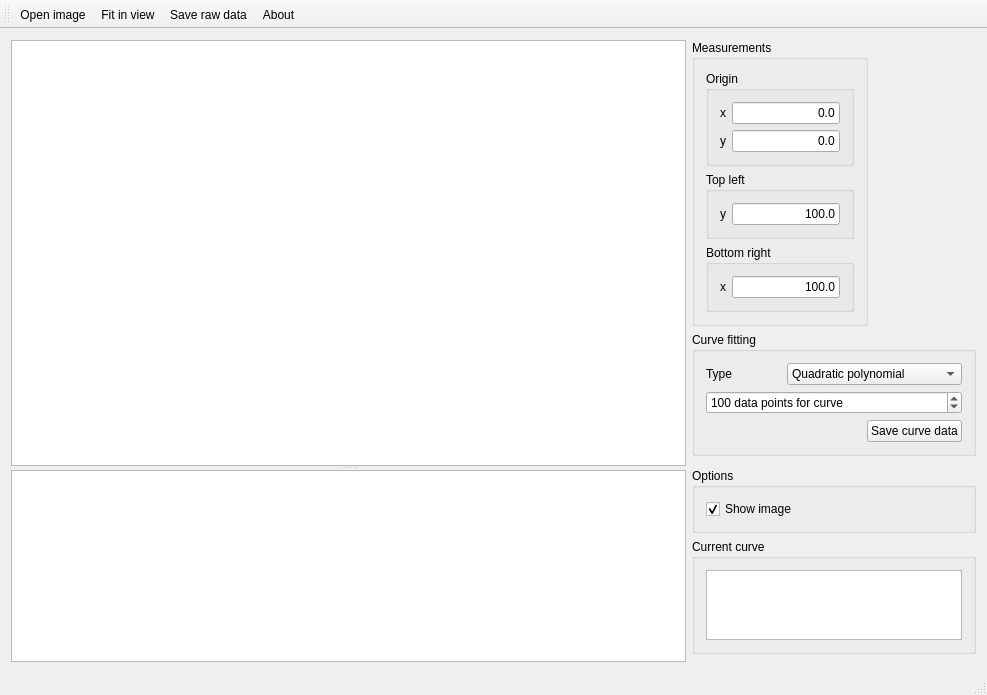
hheld/CurveExtractor, file MainWindow.ui: the form before one commit.
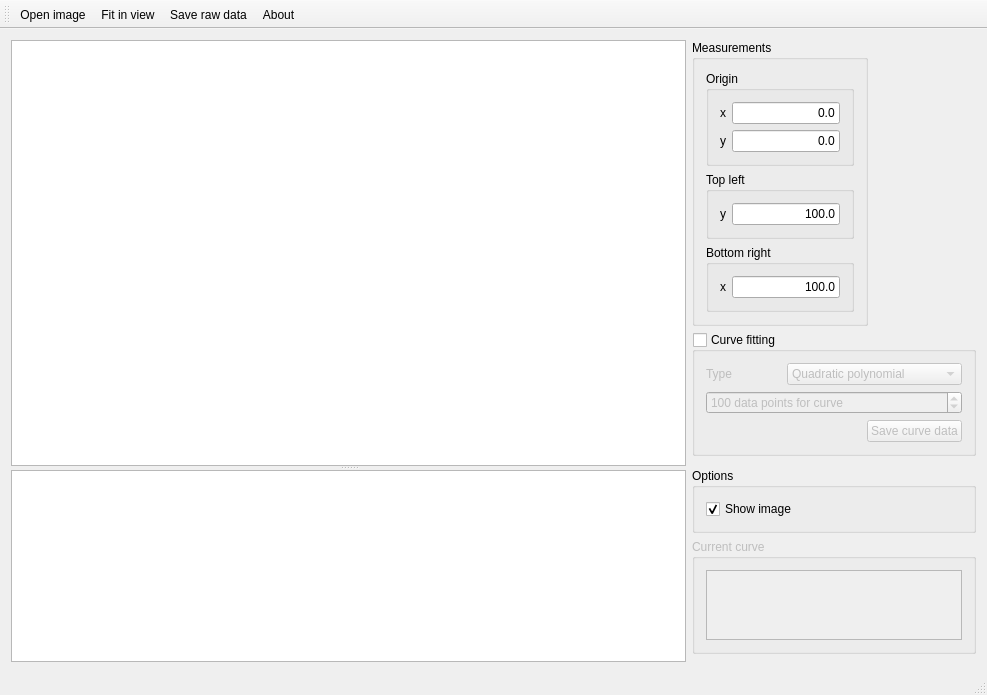
The form after the commit. Icons and pictures are not drawn. Custom widgets are drawn as their Qt base class.

Commit message: Made curve fitting optional (disabled by default).

The edit to the form file:
```diff
--- a/MainWindow.ui
+++ b/MainWindow.ui
@@ -152,6 +152,12 @@
       <property name="title">
        <string>Curve fitting</string>
       </property>
+      <property name="checkable">
+       <bool>true</bool>
+      </property>
+      <property name="checked">
+       <bool>false</bool>
+      </property>
       <layout class="QGridLayout" name="gridLayout_3">
        <item row="0" column="0">
         <widget class="QLabel" name="label_3">
@@ -290,6 +296,9 @@
     </item>
     <item row="4" column="1">
      <widget class="QGroupBox" name="groupBox_currentCurve">
+      <property name="enabled">
+       <bool>false</bool>
+      </property>
       <property name="title">
        <string>Current curve</string>
       </property>
```
The commit also changes 2 other files.
